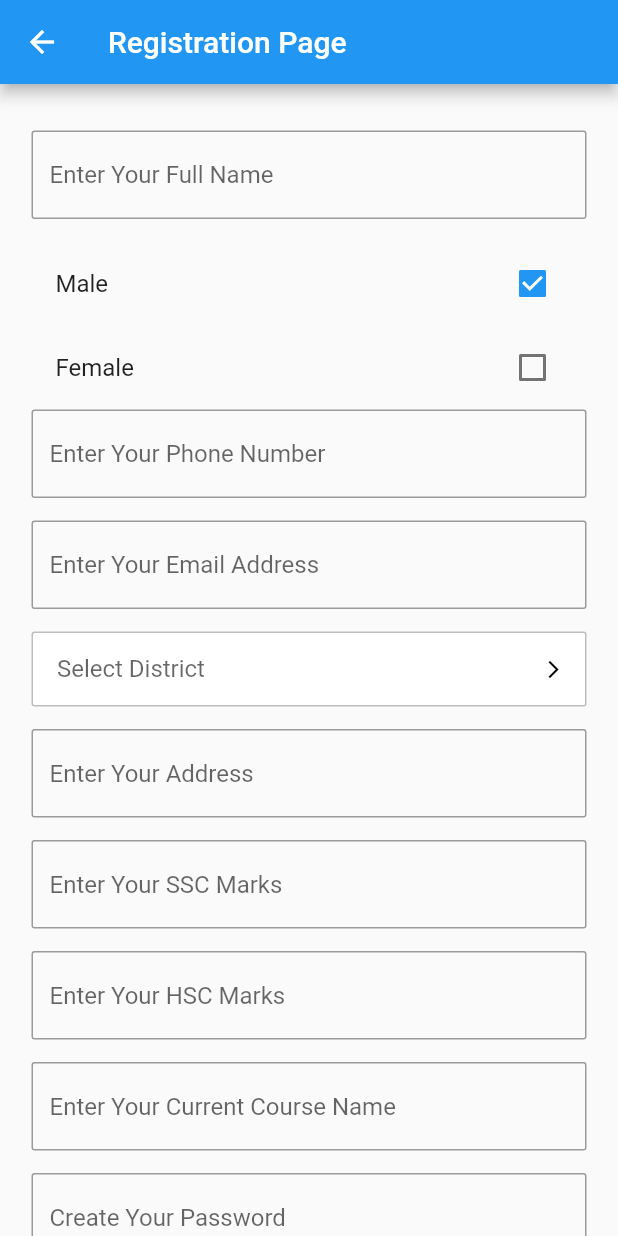
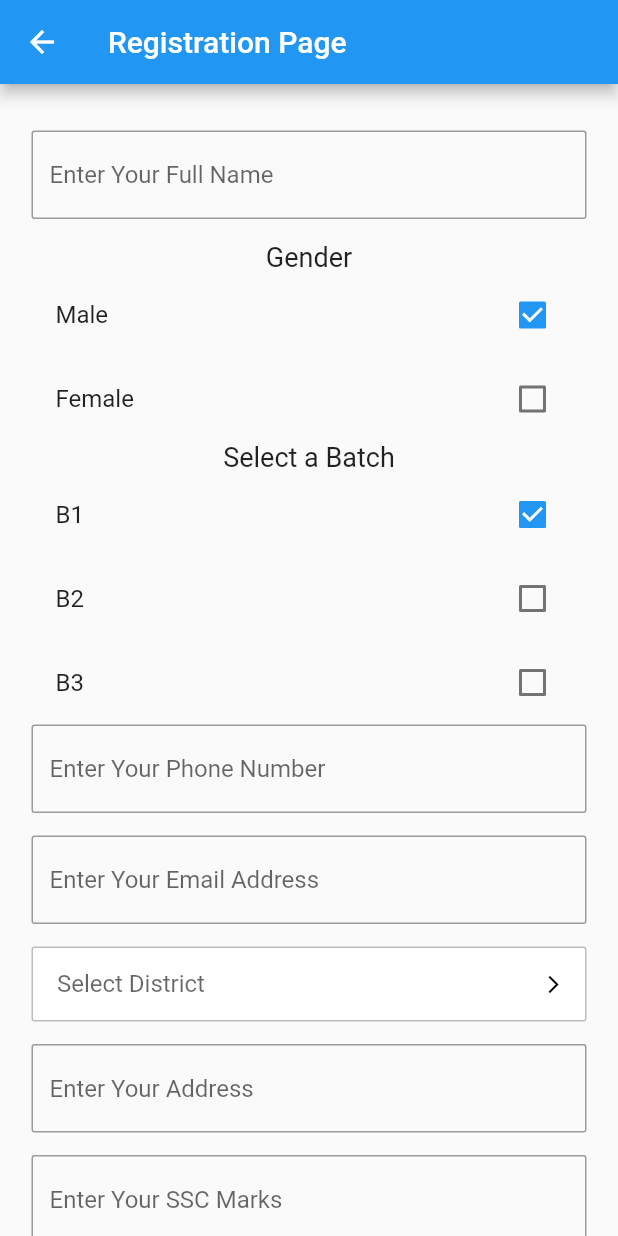
Before and after one commit to NeelMunot/VSS-Managaement, a Flutter app: the Registration screen opened directly, after a tap on "Male", on a phone screen of 412 x 824 dp. Run offline on Flutter 3.47's test engine with Material 2 defaults, Android fonts, the phone set to English and light mode, and no system bars; drawn by our look-alikes of dropdown_button2; our stand-ins replace email_validator, firebase_auth, firebase_core, firebase_database; missing offline and left inert: dart:ffi; accounts and stored records are empty.

Commit message:
Added Batch selection in reg page

```diff
--- a/project_vss/lib/main.dart
+++ b/project_vss/lib/main.dart
@@ -35,7 +35,7 @@ class MyApp extends StatelessWidget {
       themeMode: ThemeMode.light,
       theme: ThemeData(primarySwatch: Colors.blue),
       routes: {
-       "/" :(context)=> LoginPage(),
+       "/" :(context)=> Registration(),
       },
     );
   }
--- a/project_vss/lib/pages/Registration_page.dart
+++ b/project_vss/lib/pages/Registration_page.dart
@@ -9,7 +9,7 @@ import 'package:flutter/src/material/dropdown.dart';
 import 'package:flutter/material.dart';
 import 'package:flutter_application_1/widgets/input_field.dart';
 import 'package:flutter_application_1/Backend.dart';
-enum Gender{Male,Female}
+
 class Registration extends StatefulWidget {
   const Registration({Key? key}) : super(key: key);
 
@@ -33,13 +33,8 @@ class _RegistrationState extends State<Registration> {
     'Mumbai','Amravati','Pune','Nagpur','Nanded','Akola','Aurangabad','Chandrapur','Ratnagiri'
   ];
   String? selectedValue;
-
- Gender _selectedGender=Gender.Male;
-  @override
-  void initState() {
-     super.initState();
-     _selectedGender = Gender.Male; // Initialize with a default value
-   }
+  String? _selectedbatch="B1";
+  String? _selectedGender="M";
   Widget build(BuildContext context) {
 
     return Scaffold(
@@ -55,21 +50,76 @@ class _RegistrationState extends State<Registration> {
               SizedBox(height: 15,),
 
               //----------------------checkbox for gender--------------
+Text( "Gender",
+            style:TextStyle(
+              fontSize: 18,
+              fontWeight: FontWeight.normal,),),
+
+
+
+
 CheckboxListTile(
   title: Text('Male'),
-                          value: _selectedGender == Gender.Male,
+  value: _selectedGender == "M",
   onChanged: (value) {
     setState(() {
-                              _selectedGender = (value != null && value ? Gender.Male : null)!;
+      if (value == true) {
+        _selectedGender = "M";
+      } else if (_selectedGender == "M") {
+        value = true;
+      } else {
+        _selectedGender = null;
+      }
     });
   },
 ),
 CheckboxListTile(
   title: Text('Female'),
-                          value: _selectedGender == Gender.Female,
+  value: _selectedGender == "F",
   onChanged: (value) {
     setState(() {
-                              _selectedGender = (value != null && value ? Gender.Female : null)!;
+      if (value == true) {
+        _selectedGender = "F";
+      } else if (_selectedGender == "F") {
+        value = true;
+      } else {
+        _selectedGender = null;
+      }
+    });
+  },
+),
+
+
+              //----------------------checkbox for Batches--------------
+Text( "Select a Batch",
+style:TextStyle(
+fontSize: 18,
+fontWeight: FontWeight.normal,),),
+
+CheckboxListTile(
+  title: Text('B1'),
+  value: _selectedbatch == "B1",
+  onChanged: (bool? value) {
+    setState(() {
+      _selectedbatch = value == true ? 'B1' : _selectedbatch;
+    });
+  },
+),
+CheckboxListTile(
+  title: Text('B2'),
+  value: _selectedbatch == "B2",
+  onChanged: (bool? value) {
+    setState(() {
+      _selectedbatch = value == true ? "B2" : _selectedbatch;
+    });
+  },
+),
+CheckboxListTile(
+  title: Text('B3'),
+  value: _selectedbatch == "B3",
+  onChanged: (bool? value) {
+    setState(() {
+      _selectedbatch = value == true ? "B3" : _selectedbatch;
     });
   },
 ),
@@ -191,7 +241,7 @@ CheckboxListTile(
                 await ref.child("Counters/User_Count").onValue.first.then((event) {
                 User_Count = int.parse(event.snapshot.value.toString());
                 });
-                String Grn_No=GRN.generateGrn(_selectedGender.name,User_Count);
+                String Grn_No=GRN.generateGrn(_selectedGender.toString(),User_Count);
                 String password=passwordController.text.trim();
 
                 print(password);
@@ -201,15 +251,15 @@ CheckboxListTile(
                 UserCredential userCredential = await _auth.createUserWithEmailAndPassword(email: Email,password: password);
                 await ref.child("Counters/User_count").set(User_Count+1);
                 String? uid=userCredential.user?.uid;
+                await ref.child("Batches/$_selectedbatch").set({Grn_No:nameController.text.trim()});
                 await ref.child("users/$Grn_No").set({
                   "name": nameController.text.trim(),
                   "Phone Number": phoneController.text.trim(),
                   "GRN": Grn_No,
-                  "Gender": _selectedGender.name,
+                  "Gender": _selectedGender,
                   "Email": emailController.text.trim(),
                   "password":passwordController.text.trim(),
                   "HSC Marks":twelthController.text.trim(),
-                  "Batch":"",
                   "SSC Marks":tenthController.text.trim(),
                    });
                    popups.showMessage(context, "GRN Number alloted to you is \n '$Grn_No' \n Use this for Logging in your account. ");
```
Also changed, not shown: project_vss/lib/pages/trials.dart (added). Lines whose indentation alone changed are shown as unchanged.
